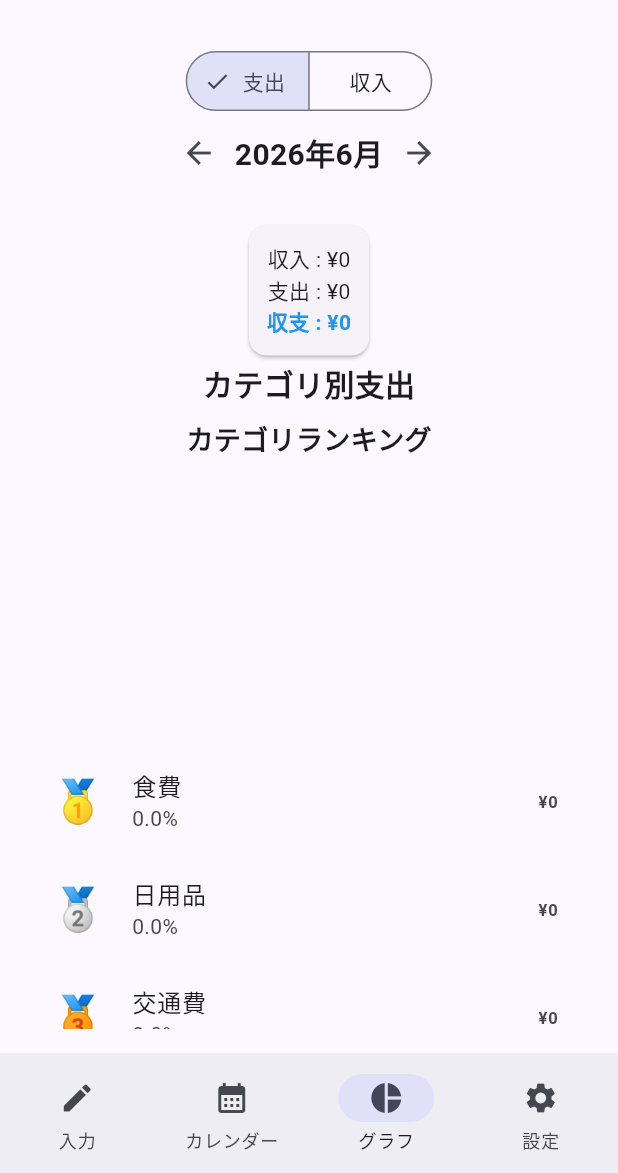
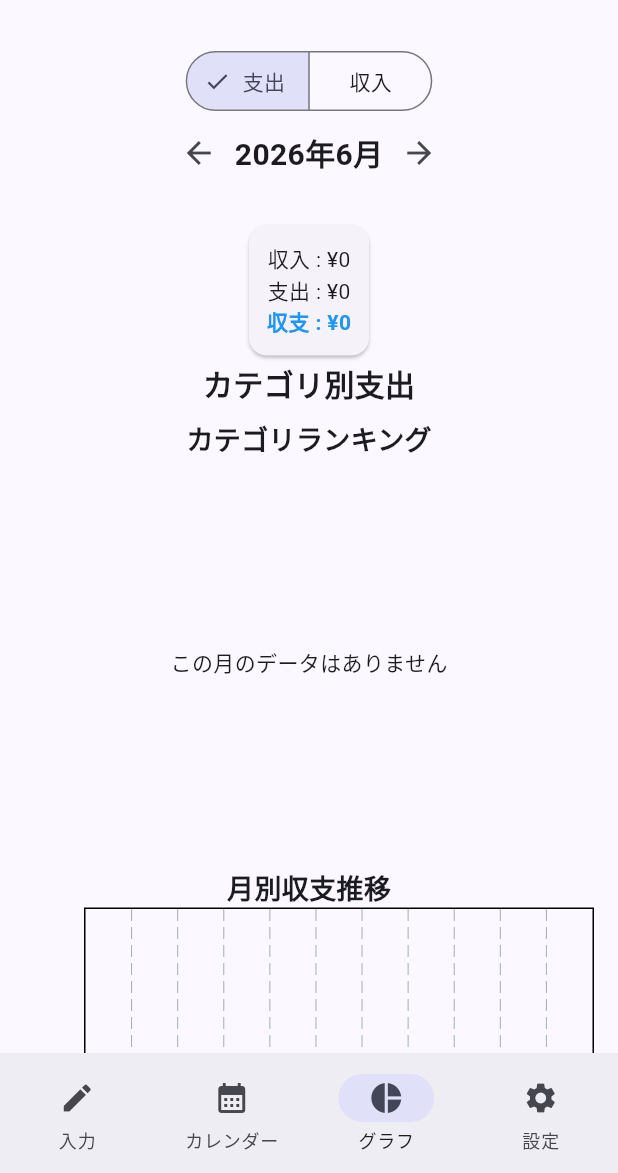
Before and after one commit to mukadegame2/kakeibo, a Flutter app: the screen it shows after launch, item 3 of the bottom bar chosen, on a phone screen of 412 x 824 dp, the part 63-1236 px from its top. Run offline on Flutter 3.47's test engine with Material 3 defaults, Android fonts, the light colour scheme and no system bars; drawn by our look-alikes of fl_chart; our stand-ins replace csv, file_picker, shared_preferences, table_calendar.

Commit message:
収支表示の見た目調整

```diff
--- a/lib/pages/graph_page.dart
+++ b/lib/pages/graph_page.dart
@@ -4,6 +4,7 @@ import '../services/category_service.dart';
 
 import '../models/expense.dart';
 import '../widgets/month_selector.dart';
+import '../widgets/monthly_balance_chart.dart';
 import 'category_detail_page.dart';
 
 // ========================================
@@ -335,7 +336,10 @@ class _GraphPageState extends State<GraphPage> {
     double total = categoryTotals.values.fold(0, (sum, value) => sum + value);
     final categoryList = categoryTotals.entries.toList();
 
-    final rankingList = categoryTotals.entries.toList();
+    final rankingList = categoryTotals.entries
+        .where((entry) => entry.value > 0)
+        .toList();
+
     rankingList.sort((a, b) => b.value.compareTo(a.value));
 
     final income = widget.expenses
@@ -371,7 +375,7 @@ class _GraphPageState extends State<GraphPage> {
           var data = entry.value; // データを取得
 
           // グラフの割合計算
-          double percent = data.value / total * 100;
+          double percent = total == 0 ? 0 : data.value / total * 100;
 
           // グラフのセクションデータを作成
           return PieChartSectionData(
@@ -386,7 +390,7 @@ class _GraphPageState extends State<GraphPage> {
     // ========================================
 
     // グラフ描画
-    return Padding(
+    return SingleChildScrollView(
       // 画面全体の余白
       padding: const EdgeInsets.all(16),
 
@@ -476,8 +480,9 @@ class _GraphPageState extends State<GraphPage> {
           const SizedBox(height: 5),
 
           // グラフ描画
-          Expanded(
-            child: categoryTotals.isEmpty
+          SizedBox(
+            height: 260,
+            child: total == 0
                 ? const Center(child: Text("この月のデータはありません"))
                 : PieChart(
                     PieChartData(
@@ -520,12 +525,26 @@ class _GraphPageState extends State<GraphPage> {
                   ),
           ),
 
+          const SizedBox(height: 8),
+
+          const Text(
+            "月別収支推移",
+            style: TextStyle(fontSize: 18, fontWeight: FontWeight.bold),
+          ),
+
+          MonthlyBalanceChart(expenses: widget.expenses),
+
+          const SizedBox(height: 8),
+
           // カテゴリー一覧表示
           // カテゴリランキング
-          Expanded(
-            child: categoryTotals.isEmpty
+          SizedBox(
+            height: 420,
+            child: total == 0
                 ? const SizedBox()
                 : ListView.builder(
+                    shrinkWrap: true,
+                    physics: const NeverScrollableScrollPhysics(),
                     itemCount: rankingList.length,
                     itemBuilder: (context, index) {
                       final data = rankingList[index];
--- /dev/null
+++ b/lib/widgets/monthly_balance_chart.dart
@@ -0,0 +1,114 @@
+import 'package:flutter/material.dart';
+import 'package:fl_chart/fl_chart.dart';
+
+import '../models/expense.dart';
+
+class MonthlyBalanceChart extends StatelessWidget {
+  final List<Expense> expenses;
+
+  const MonthlyBalanceChart({super.key, required this.expenses});
+
+  @override
+  Widget build(BuildContext context) {
+    final currentYear = DateTime.now().year;
+
+    List<FlSpot> spots = [];
+
+    for (int month = 1; month <= 12; month++) {
+      final income = expenses
+          .where(
+            (e) =>
+                e.isIncome &&
+                e.date.year == currentYear &&
+                e.date.month == month,
+          )
+          .fold(0, (sum, e) => sum + e.amount);
+
+      final expense = expenses
+          .where(
+            (e) =>
+                !e.isIncome &&
+                e.date.year == currentYear &&
+                e.date.month == month,
+          )
+          .fold(0, (sum, e) => sum + e.amount);
+
+      final balance = income - expense;
+
+      spots.add(FlSpot(month.toDouble(), balance.toDouble()));
+    }
+
+    return Center(
+      child: SizedBox(
+        width: 700,
+        height: 180,
+        child: LineChart(
+          LineChartData(
+            extraLinesData: ExtraLinesData(
+              horizontalLines: [
+                HorizontalLine(y: 0, strokeWidth: 2, dashArray: [5, 5]),
+              ],
+            ),
+            minX: 1,
+            maxX: 12,
+
+            titlesData: FlTitlesData(
+              topTitles: const AxisTitles(
+                sideTitles: SideTitles(showTitles: false),
+              ),
+
+              rightTitles: const AxisTitles(
+                sideTitles: SideTitles(showTitles: false),
+              ),
+
+              bottomTitles: AxisTitles(
+                sideTitles: SideTitles(
+                  showTitles: true,
+                  reservedSize: 24,
+                  interval: 1,
+                  getTitlesWidget: (value, meta) {
+                    if (value < 1 || value > 12) {
+                      return const SizedBox();
+                    }
+
+                    return Text(
+                      "${value.toInt()}月",
+                      style: const TextStyle(fontSize: 10),
+                    );
+                  },
+                ),
+              ),
+
+              leftTitles: AxisTitles(
+                sideTitles: SideTitles(
+                  showTitles: true,
+                  reservedSize: 40,
+                  getTitlesWidget: (value, meta) {
+                    return Text(
+                      "¥${value.toInt()}",
+                      style: const TextStyle(fontSize: 10),
+                    );
+                  },
+                ),
+              ),
+            ),
+
+            lineBarsData: [
+              LineChartBarData(
+                spots: spots,
+                isCurved: false,
+                dotData: FlDotData(
+                  show: true,
+
+                  getDotPainter: (spot, percent, bar, index) {
+                    return FlDotCirclePainter(radius: 4);
+                  },
+                ),
+              ),
+            ],
+          ),
+        ),
+      ),
+    );
+  }
+}
```
